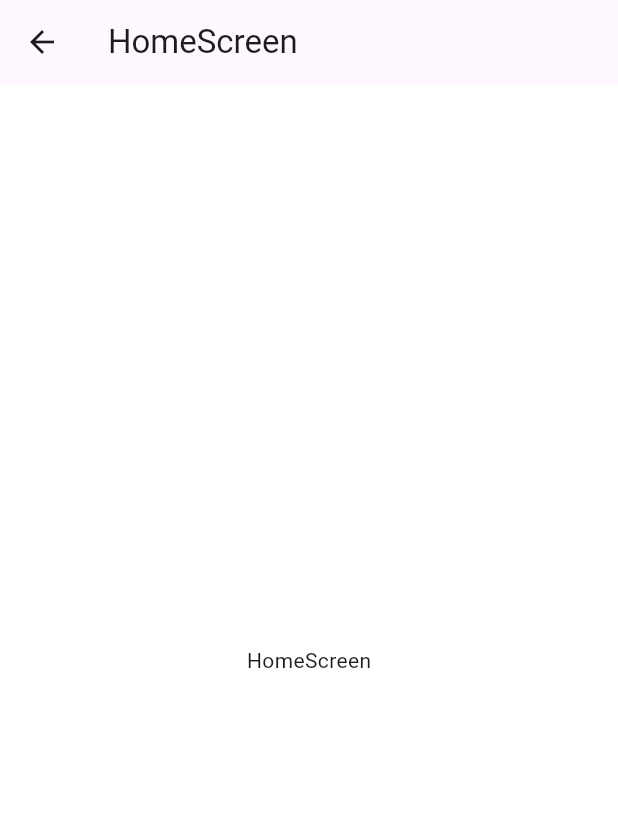
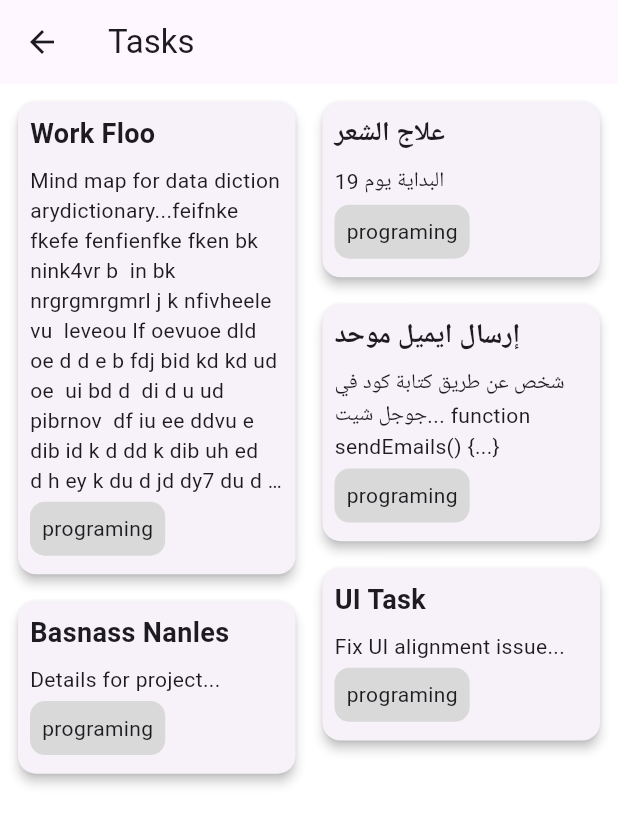
Before and after one commit to mustafa-dev-nasr/daily_track, a Flutter app: the HomeScreen screen opened by its route, on a phone screen of 412 x 824 dp. Shown: the top 825 px of the screen. Run offline on Flutter 3.47's test engine with Material 3 defaults, Android fonts, the phone set to English and light mode, and no system bars; our stand-ins replace flutter_screenutil, injectable, shared_preferences; accounts and stored records are empty.

Commit message:
Update HomeScreen UI and App Colors
- Enhanced the `HomeScreen` UI by implementing a `DayCard` widget that displays tasks
- Modified the `AppRouter`

```diff
--- a/lib/core/routing/app_router.dart
+++ b/lib/core/routing/app_router.dart
@@ -16,7 +16,7 @@ class AppRouter {
         );
       case Routes.homeScreen:
         return MaterialPageRoute(
-          builder: (context) => const HomeScreen(),
+          builder: (context) =>  HomeScreen(),
           settings: settings,
         );
       default:
--- a/lib/core/theming/app_colors.dart
+++ b/lib/core/theming/app_colors.dart
@@ -1,6 +1,6 @@
 import 'package:flutter/material.dart';
 
-const blue = Color(0xff045BA2);
+const blue = Color(0xff94c85d);
 const babyblue = Color(0xff3266CE);
 const lightblue = Color(0xff3A4CBA);
 const white = Color(0xffFFFFFF);
--- a/lib/features/home/ui/screens/home_screen.dart
+++ b/lib/features/home/ui/screens/home_screen.dart
@@ -1,19 +1,92 @@
-import 'package:flutter/foundation.dart';
+import 'package:daily_track/core/theming/app_colors.dart';
 import 'package:flutter/material.dart';
+import 'package:flutter_screenutil/flutter_screenutil.dart';
+import 'package:flutter_staggered_grid_view/flutter_staggered_grid_view.dart';
 
 class HomeScreen extends StatelessWidget {
-  const HomeScreen({super.key});
+  final List<Map<String, String>> tasks = [
+    {
+      "title": "Work Floo",
+      "description":
+          "Mind map for data dictionarydictionary...feifnke fkefe fenfienfke fken bk nink4vr b  in bk nrgrgmrgmrl j k nfivheele vu  leveou lf oevuoe dld oe d d e b fdj bid kd kd ud oe  ui bd d  di d u ud  pibrnov  df iu ee ddvu e dib id k d dd k dib uh ed   d h ey k du d jd dy7 du d d8 d i    u udi fu fy f df i  u idf jfui du f u jf fuh dfk df yuf f f kik u idj dfu u vjyu dfj ru rj i f f uuh fj fu f ifh j o f f  hi vf  uj cfui"
+    },
+    {"title": "علاج الشعر", "description": "البداية يوم 19"},
+    {
+      "title": "إرسال ايميل موحد",
+      "description":
+          "شخص عن طريق كتابة كود في جوجل شيت... function sendEmails() {...}"
+    },
+    {"title": "UI Task", "description": "Fix UI alignment issue..."},
+    {"title": "Basnass Nanles", "description": "Details for project..."},
+  ];
+
+  HomeScreen({super.key});
 
   @override
   Widget build(BuildContext context) {
     return Scaffold(
-      appBar: AppBar(
-        title: const Text("HomeScreen"),
-      ),
-      body: SafeArea(
-          child: Padding(
-              padding: EdgeInsets.all(20),
-              child: Center(child: Text("HomeScreen")))),
+      appBar: AppBar(title: const Text('Tasks')),
+      body: DayCard(tasks: tasks),
     );
   }
 }
+
+class DayCard extends StatelessWidget {
+  const DayCard({
+    super.key,
+    required this.tasks,
+  });
+
+  final List<Map<String, String>> tasks;
+
+  @override
+  Widget build(BuildContext context) {
+    return Padding(
+      padding: const EdgeInsets.all(8.0),
+      child: MasonryGridView.count(
+        crossAxisCount: 2, // Two columns like Google Keep
+        mainAxisSpacing: 10,
+        crossAxisSpacing: 10,
+        itemCount: tasks.length,
+        itemBuilder: (context, index) {
+          final task = tasks[index];
+          return Card(
+            elevation: 3,
+            child: Padding(
+              padding: const EdgeInsets.all(8.0),
+              child: Column(
+                crossAxisAlignment: CrossAxisAlignment.start,
+                children: [
+                  Text(
+                    task["title"] ?? '',
+                    style: const TextStyle(
+                      fontSize: 18,
+                      fontWeight: FontWeight.bold,
+                    ),
+                    maxLines: 1,
+                    overflow: TextOverflow.ellipsis,
+                  ),
+                  const SizedBox(height: 8),
+                  Text(
+                    task["description"] ?? '',
+                    style: const TextStyle(fontSize: 14),
+                    maxLines: 11, // Adjust for content size
+                    overflow: TextOverflow.ellipsis,
+                  ),
+                  Container(
+                      margin: EdgeInsets.symmetric(vertical: 5.h),
+                      padding: const EdgeInsets.all(8),
+                      decoration: BoxDecoration(
+                        color: offwhite,
+                        borderRadius: BorderRadius.circular(10),
+                      ),
+                      child: const Text("programing"))
+                ],
+              ),
+            ),
+          );
+        },
+      ),
+    );
+  }
+}
--- a/lib/features/onboarding/ui/screens/onboarding_screen.dart
+++ b/lib/features/onboarding/ui/screens/onboarding_screen.dart
@@ -29,7 +29,7 @@ class OnboardingScreen extends StatelessWidget {
               "Effortlessly organize your tasks",
               style: AppTextStyles.font20BlackMedium,
             ),
-            40.verticalSpace,
+            60.verticalSpace,
             AppTextButton(
               onPressed: () {
                 context.pushNamed(Routes.homeScreen);
--- a/pubspec.yaml
+++ b/pubspec.yaml
@@ -36,6 +36,7 @@ dependencies:
   flutter_launcher_icons: ^0.13.1
   flutter_localization: ^0.2.2
   flutter_screenutil: ^5.7.0
+  flutter_staggered_grid_view: ^0.7.0
   freezed: ^2.4.5
   image_picker: ^1.1.2
   injectable: ^2.5.0
```
Also changed, not shown: pubspec.lock, 1 other file.
